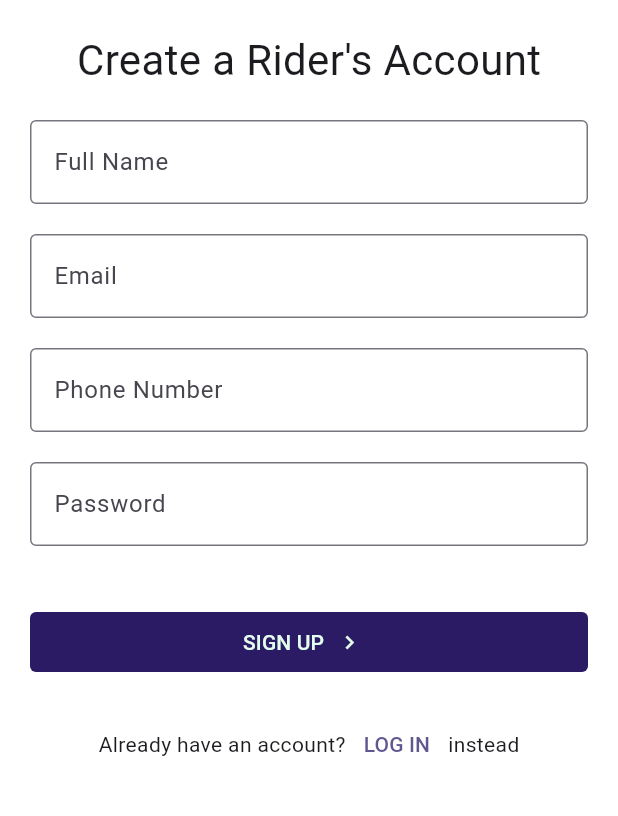
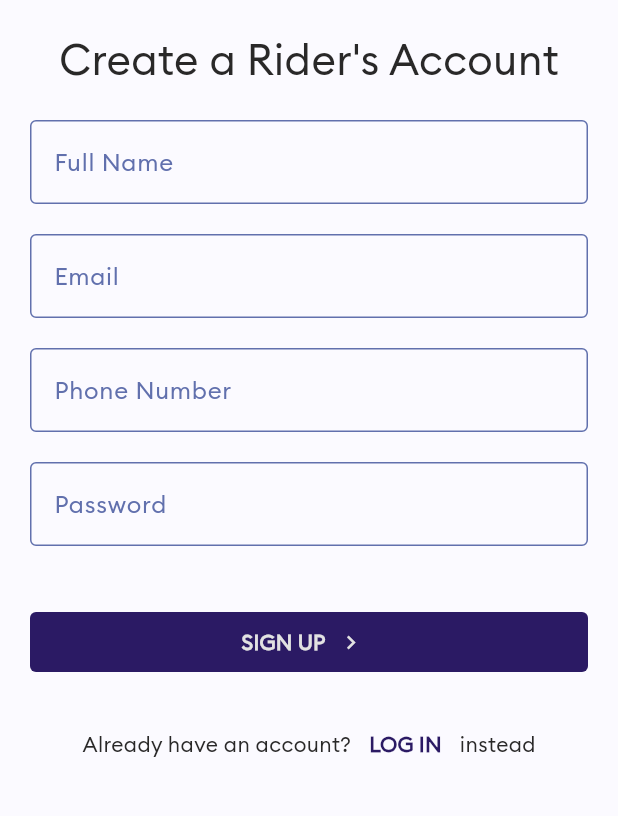
Before and after one commit to defUserName-404/DashNGo, a Flutter app: the screen it shows after launch, after a tap on "SIGN UP", on a phone screen of 412 x 824 dp, the part 240-1056 px from its top. Run offline on Flutter 3.47's test engine with Material 3 defaults, Android fonts, the light colour scheme and no system bars; our stand-ins replace firebase_auth, firebase_database; accounts and stored records are empty.

Commit message:
added theme support

```diff
--- a/lib/main.dart
+++ b/lib/main.dart
@@ -14,6 +14,7 @@ class MyApp extends StatelessWidget {
       debugShowCheckedModeBanner: false,
       home: LoginScreen(),
       theme: AppTheme.lightTheme,
+      darkTheme: AppTheme.darkTheme,
       themeMode: ThemeMode.system,
       routes: {
         '/login': (context) => LoginScreen(),
--- /dev/null
+++ b/lib/models/auth/auth_user.dart
@@ -0,0 +1,30 @@
+import 'package:firebase_auth/firebase_auth.dart';
+import 'package:flutter/foundation.dart';
+
+@immutable
+class AppAuthUser {
+  final String id;
+  final String fullName;
+  final String email;
+  final String phoneNumber;
+
+  const AppAuthUser({
+    required this.id,
+    required this.fullName,
+    required this.email,
+    required this.phoneNumber,
+  });
+
+  factory AppAuthUser.fromFirebase(User user) {
+    return AppAuthUser(
+      id: user.uid,
+      fullName: user.displayName!,
+      email: user.email!,
+      phoneNumber: user.phoneNumber!,
+    );
+  }
+
+  @override
+  String toString() =>
+      'AppAuthUser(id: $id, fullName: $fullName, email: $email, phoneNumber: $phoneNumber)';
+}
--- a/lib/models/auth_user.dart
+++ /dev/null
@@ -1,26 +0,0 @@
-class AppAuthUser {
-  final String fullName;
-  final String email;
-  final String phoneNumber;
-  final String password;
-
-  AppAuthUser({
-    required this.fullName,
-    required this.email,
-    required this.phoneNumber,
-    required this.password,
-  });
-
-  factory AppAuthUser.fromJson(Map<String, dynamic> json) {
-    return AppAuthUser(
-      fullName: json['fullName'],
-      email: json['email'],
-      phoneNumber: json['phoneNumber'],
-      password: json['password'],
-    );
-  }
-
-  @override
-  String toString() =>
-      'AppAuthUser(fullName: $fullName, email: $email, phoneNumber: $phoneNumber, password: $password)';
-}
--- a/lib/services/auth/auth_service.dart
+++ b/lib/services/auth/auth_service.dart
@@ -1,7 +1,7 @@
-import '../../models/auth_user.dart';
+import '../../models/auth/auth_user.dart';
 
 abstract class AuthService {
-  AppAuthUser get currentUser;
+  AppAuthUser? get currentUser;
 
   Future<void> initialize();
 
--- a/lib/ui/screens/auth/login_screen.dart
+++ b/lib/ui/screens/auth/login_screen.dart
@@ -1,4 +1,4 @@
-import 'package:dash_n_go/ui/theme/colors.dart';
+import 'package:dash_n_go/ui/widgets/app_button.dart';
 import 'package:flutter/material.dart';
 
 class LoginScreen extends StatefulWidget {
@@ -68,42 +68,21 @@ class _LoginScreenState extends State<LoginScreen> {
               SizedBox(height: 20),
               TextField(
                 keyboardType: TextInputType.emailAddress,
-                decoration: InputDecoration(
-                  labelText: 'Email',
-                  border: OutlineInputBorder(
-                    borderRadius: BorderRadius.circular(4),
-                  ),
-                ),
+                decoration: InputDecoration(labelText: 'Email'),
               ),
               SizedBox(height: 20),
               TextField(
-                decoration: InputDecoration(
-                  labelText: 'Password',
-                  border: OutlineInputBorder(
-                    borderRadius: BorderRadius.circular(4),
-                  ),
-                ),
+                decoration: InputDecoration(labelText: 'Password'),
                 obscureText: true,
               ),
               SizedBox(height: 40),
-              SizedBox(
-                width: double.infinity,
-                child: ElevatedButton.icon(
-                  style: ElevatedButton.styleFrom(
-                    shape: RoundedRectangleBorder(
-                      borderRadius: BorderRadius.circular(4),
-                    ),
-                    elevation: 0,
-                    backgroundColor: AppColors.colorPrimary,
-                    foregroundColor: AppColors.colorAccent1,
-                  ),
-                  onPressed: () {},
-                  icon: Text('LOG IN'),
-                  label: Icon(
-                    Icons.chevron_right,
-                    color: AppColors.colorAccent1,
-                  ),
+              AppButton(
+                label: Text(
+                  'LOG IN',
+                  style: TextStyle(fontWeight: FontWeight.bold),
                 ),
+                icon: Icon(Icons.chevron_right),
+                onPressed: () {},
               ),
               SizedBox(height: 20),
               Row(
@@ -114,7 +93,10 @@ class _LoginScreenState extends State<LoginScreen> {
                     onPressed: () {
                       Navigator.pushNamed(context, '/signup');
                     },
-                    child: Text('SIGN UP'),
+                    child: Text(
+                      'SIGN UP',
+                      style: TextStyle(fontWeight: FontWeight.bold),
+                    ),
                   ),
                   Text('instead'),
                 ],
--- a/lib/ui/screens/auth/signup_screen.dart
+++ b/lib/ui/screens/auth/signup_screen.dart
@@ -1,4 +1,4 @@
-import 'package:dash_n_go/ui/theme/colors.dart';
+import 'package:dash_n_go/ui/widgets/app_button.dart';
 import 'package:flutter/material.dart';
 
 class SignupScreen extends StatelessWidget {
@@ -38,63 +38,30 @@ class SignupScreen extends StatelessWidget {
                 ),
               ),
               SizedBox(height: 20),
-              TextField(
-                decoration: InputDecoration(
-                  labelText: 'Full Name',
-                  border: OutlineInputBorder(
-                    borderRadius: BorderRadius.circular(4),
-                  ),
-                ),
-              ),
+              TextField(decoration: InputDecoration(labelText: 'Full Name')),
               SizedBox(height: 20),
               TextField(
                 keyboardType: TextInputType.emailAddress,
-                decoration: InputDecoration(
-                  labelText: 'Email',
-                  border: OutlineInputBorder(
-                    borderRadius: BorderRadius.circular(4),
-                  ),
-                ),
+                decoration: InputDecoration(labelText: 'Email'),
               ),
               SizedBox(height: 20),
               TextField(
                 keyboardType: TextInputType.phone,
-                decoration: InputDecoration(
-                  labelText: 'Phone Number',
-                  border: OutlineInputBorder(
-                    borderRadius: BorderRadius.circular(4),
-                  ),
-                ),
+                decoration: InputDecoration(labelText: 'Phone Number'),
               ),
               SizedBox(height: 20),
               TextField(
-                decoration: InputDecoration(
-                  labelText: 'Password',
-                  border: OutlineInputBorder(
-                    borderRadius: BorderRadius.circular(4),
-                  ),
-                ),
+                decoration: InputDecoration(labelText: 'Password'),
                 obscureText: true,
               ),
               SizedBox(height: 40),
-              SizedBox(
-                width: double.infinity,
-                child: ElevatedButton.icon(
-                  style: ElevatedButton.styleFrom(
-                    shape: RoundedRectangleBorder(
-                      borderRadius: BorderRadius.circular(4),
-                    ),
-                    elevation: 0,
-                    backgroundColor: AppColors.colorPrimary,
-                    foregroundColor: AppColors.colorAccent1,
-                  ),
-                  onPressed: () {},
-                  icon: Text('SIGN UP'),
-                  label: Icon(
-                    Icons.chevron_right,
-                    color: AppColors.colorAccent1,
-                  ),
+              AppButton(
+                label: Text(
+                  'SIGN UP',
+                  style: TextStyle(fontWeight: FontWeight.bold),
                 ),
+                icon: Icon(Icons.chevron_right),
+                onPressed: () {},
               ),
               SizedBox(height: 20),
               Row(
@@ -105,7 +72,10 @@ class SignupScreen extends StatelessWidget {
                     onPressed: () {
                       Navigator.pushNamed(context, '/login');
                     },
-                    child: Text('LOG IN'),
+                    child: Text(
+                      'LOG IN',
+                      style: TextStyle(fontWeight: FontWeight.bold),
+                    ),
                   ),
                   Text('instead'),
                 ],
--- a/lib/ui/theme/colors.dart
+++ b/lib/ui/theme/colors.dart
@@ -4,25 +4,22 @@ class AppColors {
   AppColors._();
 
   static const Color colorPrimary = Color(0xFF2B1A64);
-  static const Color colorPrimaryDark = Color(0xFF1c3aa9);
-  static const Color colorAccent = Color(0xFF21ba45);
-  static const Color colorAccent1 = Color(0xFFe3fded);
+  static const Color colorPrimaryDark = Color(0xFF6170AD);
+  static const Color colorSecondary = Color(0xFF21BA45);
 
   static const Color colorBackground = Color(0xFFFBFAFF);
   static const Color colorBackgroundDark = Color(0x2E2E2EFF);
+  static const Color colorOnBackground = Color(0xFF6170AD);
+  static const Color colorOnBackgroundDark = Color(0xFFCEABEC);
 
   static const Color colorPink = Color(0xFFE66C75);
+  static const Color colorGreen = Color(0xFF40cf89);
   static const Color colorOrange = Color(0xFFE8913A);
   static const Color colorBlue = Color(0xFF2254A3);
-  static const Color colorAccentPurple = Color(0xFF4f5cd1);
+  static const Color colorPurple = Color(0xFF4F5CD1);
 
   static const Color colorText = Color(0xFF383635);
-  static const Color colorTextLight = Color(0xFF918D8D);
-  static const Color colorTextSemiLight = Color(0xFF737373);
+  static const Color colorTextLight = Color(0xFFE2E2E2);
+  static const Color colorTextSemiLight = Color(0xFFADADAD);
   static const Color colorTextDark = Color(0xFF292828);
-
-  static const Color colorGreen = Color(0xFF40cf89);
-  static const Color colorLightGray = Color(0xFFe2e2e2);
-  static const Color colorLightGrayFair = Color(0xFFe1e5e8);
-  static const Color colorDimText = Color(0xFFadadad);
 }
--- a/lib/ui/theme/theme.dart
+++ b/lib/ui/theme/theme.dart
@@ -3,21 +3,85 @@ import 'package:flutter/material.dart';
 
 class AppTheme {
   static final lightTheme = ThemeData(
+    useMaterial3: true,
     primaryColor: AppColors.colorPrimary,
-    scaffoldBackgroundColor: Colors.white,
-    colorScheme: ColorScheme.fromSeed(seedColor: AppColors.colorPrimary),
+    colorScheme: ColorScheme(
+      brightness: Brightness.light,
+      primary: AppColors.colorPrimary,
+      onPrimary: AppColors.colorOnBackground,
+      secondary: AppColors.colorSecondary,
+      onSecondary: AppColors.colorOnBackground,
+      error: AppColors.colorPink,
+      onError: AppColors.colorText,
+      surface: AppColors.colorBackground,
+      onSurface: AppColors.colorOnBackground,
+    ),
     fontFamily: 'Brand-Regular',
+    textTheme: const TextTheme(
+      bodyMedium: TextStyle(color: AppColors.colorTextDark),
+      bodyLarge: TextStyle(color: AppColors.colorTextDark),
+      titleMedium: TextStyle(color: AppColors.colorTextDark),
+      headlineMedium: TextStyle(
+        color: AppColors.colorTextDark,
+        fontWeight: FontWeight.bold,
+      ),
+    ),
+    inputDecorationTheme: InputDecorationTheme(
+      border: OutlineInputBorder(
+        borderRadius: BorderRadius.circular(4.0),
+        borderSide: const BorderSide(color: AppColors.colorOnBackground),
+      ),
+      enabledBorder: OutlineInputBorder(
+        borderRadius: BorderRadius.circular(4.0),
+        borderSide: const BorderSide(color: AppColors.colorOnBackground),
+      ),
+      focusedBorder: OutlineInputBorder(
+        borderRadius: BorderRadius.circular(4.0),
+        borderSide: const BorderSide(color: AppColors.colorPrimary, width: 2.0),
+      ),
+    ),
   );
 
   static final darkTheme = ThemeData(
+    useMaterial3: true,
     primaryColor: AppColors.colorPrimaryDark,
-    scaffoldBackgroundColor: Colors.black,
-    colorScheme: ColorScheme.fromSeed(seedColor: AppColors.colorPrimaryDark),
+    colorScheme: ColorScheme(
+      brightness: Brightness.dark,
+      primary: AppColors.colorPrimaryDark,
+      onPrimary: AppColors.colorOnBackgroundDark,
+      secondary: AppColors.colorSecondary,
+      onSecondary: AppColors.colorOnBackgroundDark,
+      error: AppColors.colorPink,
+      onError: AppColors.colorText,
+      surface: AppColors.colorBackgroundDark,
+      onSurface: AppColors.colorOnBackgroundDark,
+    ),
     fontFamily: 'Brand-Regular',
     textTheme: const TextTheme(
       bodyMedium: TextStyle(color: AppColors.colorTextLight),
-      bodyLarge: TextStyle(color: Colors.white),
-      titleMedium: TextStyle(color: Colors.white),
+      bodyLarge: TextStyle(color: AppColors.colorTextLight),
+      titleMedium: TextStyle(color: AppColors.colorTextLight),
+      headlineMedium: TextStyle(
+        color: AppColors.colorTextSemiLight,
+        fontWeight: FontWeight.bold,
+      ),
+    ),
+    inputDecorationTheme: InputDecorationTheme(
+      border: OutlineInputBorder(
+        borderRadius: BorderRadius.circular(4.0),
+        borderSide: const BorderSide(color: AppColors.colorOnBackgroundDark),
+      ),
+      enabledBorder: OutlineInputBorder(
+        borderRadius: BorderRadius.circular(4.0),
+        borderSide: const BorderSide(color: AppColors.colorOnBackgroundDark),
+      ),
+      focusedBorder: OutlineInputBorder(
+        borderRadius: BorderRadius.circular(4.0),
+        borderSide: const BorderSide(
+          color: AppColors.colorPrimaryDark,
+          width: 2.0,
+        ),
+      ),
     ),
   );
 }
--- /dev/null
+++ b/lib/ui/widgets/app_button.dart
@@ -0,0 +1,42 @@
+import 'package:flutter/material.dart';
+
+import '../theme/colors.dart';
+
+class AppButton extends StatelessWidget {
+  final Widget label;
+  final Widget? icon;
+  final VoidCallback? onPressed;
+
+  const AppButton({
+    super.key,
+    required this.label,
+    this.icon,
+    required this.onPressed,
+  });
+
+  @override
+  Widget build(BuildContext context) {
+    final isDark = Theme.of(context).brightness == Brightness.dark;
+    return SizedBox(
+      width: double.infinity,
+      child: ElevatedButton.icon(
+        style: ElevatedButton.styleFrom(
+          shape: RoundedRectangleBorder(
+            borderRadius: BorderRadius.circular(4.0),
+          ),
+          elevation: 0,
+          backgroundColor:
+              isDark ? AppColors.colorPrimaryDark : AppColors.colorPrimary,
+          foregroundColor:
+              isDark ? AppColors.colorTextDark : AppColors.colorTextLight,
+          iconAlignment: IconAlignment.end,
+          iconColor:
+              isDark ? AppColors.colorTextDark : AppColors.colorTextLight,
+        ),
+        onPressed: onPressed,
+        icon: icon,
+        label: label,
+      ),
+    );
+  }
+}
```
Also changed, not shown: pubspec.yaml (+7 -7 lines).
